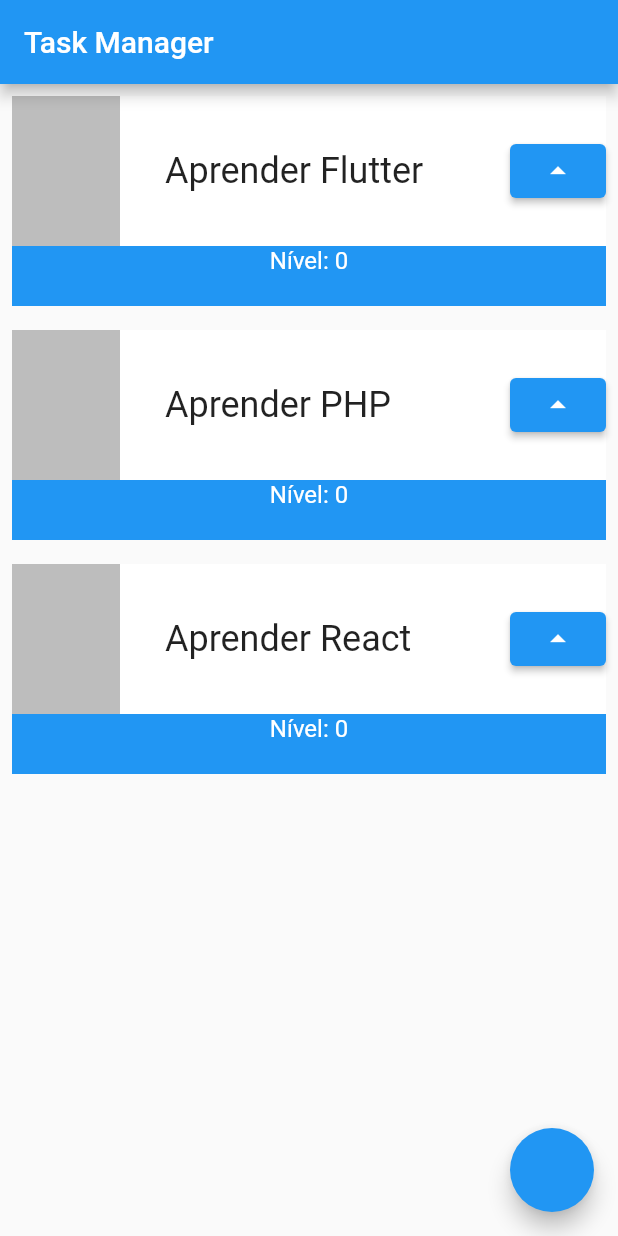
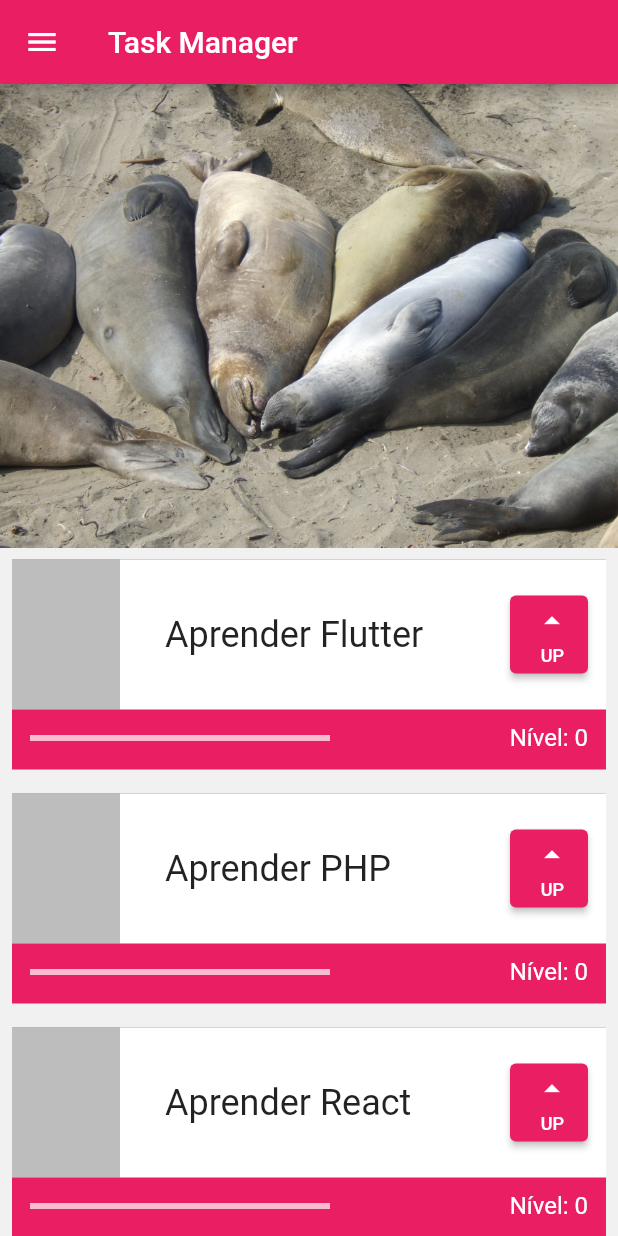
Before and after one commit to yoshinolucas/app-de-tasks-mobile, a Flutter app: the screen it shows after launch, on a phone screen of 412 x 824 dp. Run offline on Flutter 3.47's test engine with Material 2 defaults, Android fonts, the phone set to English and light mode, and no system bars.

Commit message:
finished level bar and styles

```diff
--- a/lib/main.dart
+++ b/lib/main.dart
@@ -1,8 +1,5 @@
 import 'package:flutter/material.dart';
-
-void main() {
-  runApp(const MyApp());
-}
+void main() => runApp(const MyApp());
 
 class MyApp extends StatelessWidget {
   const MyApp({super.key});
@@ -12,20 +9,29 @@ class MyApp extends StatelessWidget {
     return MaterialApp(
       title: 'Flutter Fundamentals',
       theme: ThemeData(
-        primarySwatch: Colors.blue,
+        primarySwatch: Colors.pink,
       ),
       home: Scaffold(
-        floatingActionButton: FloatingActionButton(onPressed: () {}),
+        backgroundColor: Color.fromARGB(255, 241, 241, 241),
+        appBar: AppBar(
+          leading: Icon(Icons.menu),
+          title: const Text('Task Manager',
+              style: TextStyle(color: Colors.white)
+          ),
+        ),
         body: ListView(
           children: [
+            Image.asset('assets/img/imagem1.jpg'),
             Task('Aprender Flutter'),
             Task('Aprender PHP'),
             Task('Aprender React'),
+            Task('Aprender sei la'),
+            Task('Aprender sei la'),
+            Task('Aprender sei la'),
+            Task('Aprender sei la'),
+            Task('Aprender sei la'),
           ],
         ),
-        appBar: AppBar(
-            title: const Text('Task Manager',
-                style: TextStyle(color: Colors.white))),
       ),
     );
   }
@@ -38,23 +44,19 @@ class Task extends StatefulWidget {
   @override
   State<Task> createState() => _TaskState();
 }
-
 class _TaskState extends State<Task> {
   double _levelBar = 0;
   int _nivel = 0;
   int _xp = 0;
   grow() {
     if (_xp == 10) {
-      setState(() {
-        _nivel++;
-      });
+      setState(() {_nivel++;});
       _xp = 0;
       _levelBar = 0;
     } else {
       setState(() {
         _xp++;
-        _levelBar += 76;
-      });
+        _levelBar += 0.1;});
     }
   }
 
@@ -66,7 +68,7 @@ class _TaskState extends State<Task> {
         child: Stack(
           children: [
             Container(
-              color: Colors.blue,
+              color: Colors.pink,
               height: 140,
             ),
             Column(
@@ -87,33 +89,59 @@ class _TaskState extends State<Task> {
                         child: Text(
                           widget.titulo,
                           style: TextStyle(
-                                fontSize: 24, overflow: TextOverflow.ellipsis),
+                              fontSize: 24,
+                              overflow: TextOverflow.ellipsis),
                         ),
                       ),
-                        ElevatedButton(
+                      Padding(
+                        padding: const EdgeInsets.only(right:12.0),
+                        child: SizedBox(
+                          width: 52,
+                          height: 52,
+                          child: ElevatedButton(
                             onPressed: () => grow(),
-                          child: const Icon(Icons.arrow_drop_up),
+                            child: Column(
+                              mainAxisAlignment: MainAxisAlignment.spaceEvenly,
+                              crossAxisAlignment: CrossAxisAlignment.end,
+                              children: [
+                                Icon(Icons.arrow_drop_up),
+                                Text('UP', style: TextStyle(fontSize: 12)),
+                              ],
                             ),
-                      ],
-                    )),
-                Text('Nível: $_nivel',
-                    style: TextStyle(color: Colors.white, fontSize: 16)),
-                Padding(
-                  padding: EdgeInsets.only(left:10.0),
-                  child: Row(
-                    mainAxisAlignment: MainAxisAlignment.start,
-                    children: [
-                      Container(
-                        color: Color.fromARGB(255, 22, 250, 22),
-                        width: _levelBar,
-                        height: 10,
                           ),
-                    ],
                         ),
                       ),
                     ],
                   )
+                ),
+                Row(
+                  mainAxisAlignment: MainAxisAlignment.spaceBetween,
+                  children: [
+                    Padding(
+                      padding: const EdgeInsets.only(left: 12, top: 9.5),
+                      child: SizedBox(
+                        width: 200,
+                        child: LinearProgressIndicator(
+                          backgroundColor: Colors.white70,
+                          color: Colors.white,
+                          value: _levelBar,
+                        ),
+                      ),
+                    ),
+                    Padding(
+                      padding: const EdgeInsets.only(right: 12, top: 9.5),
+                      child: Text(
+                        'Nível: $_nivel',
+                        style: TextStyle(color: Colors.white, fontSize: 16)
+                      ),
+                    ),
                   ],
-        )));
+                ),
+              ],
+            ),
+          ],
+        )
+      )
+    );
   }
 }
```
Also changed, not shown: pubspec.yaml (+3 -72 lines), assets/img/imagem1.jpg (added). Lines whose indentation alone changed are shown as unchanged.
